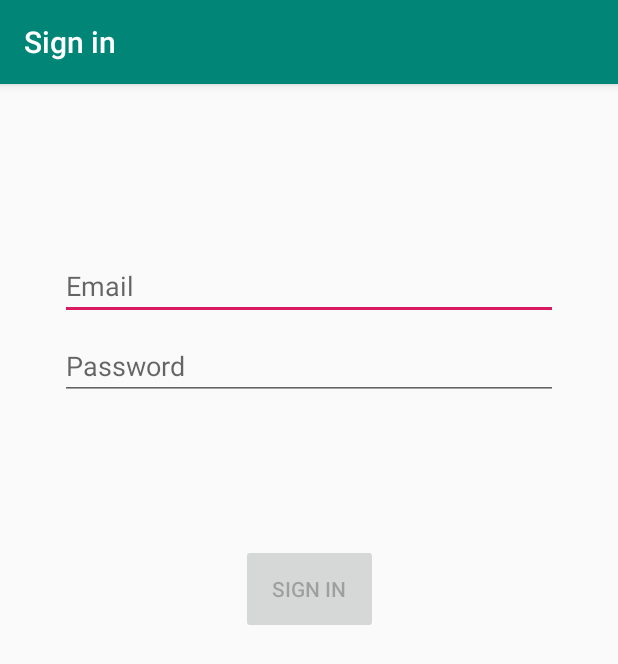
After one commit to NoSpread/dhbw_verwaltung, an Android app: the LoginActivity screen opened directly, with no data from a screen before it, on a phone screen of 412 x 824 dp. The commit adds this screen. Shown: the top 664 px of the screen. Run offline under Robolectric (Android 15) with nearby library versions, the phone set to English and light mode, and no system bars.

Commit message:
added login

```diff
--- a/app/build.gradle
+++ b/app/build.gradle
@@ -28,6 +28,8 @@ dependencies {
     implementation 'com.android.support:appcompat-v7:28.0.0'
     implementation 'com.android.support:design:28.0.0'
     implementation 'com.android.support.constraint:constraint-layout:1.1.3'
+    implementation 'com.android.support:support-annotations:28.0.0'
+    implementation 'android.arch.lifecycle:extensions:1.1.1'
     testImplementation 'junit:junit:4.12'
     androidTestImplementation 'com.android.support.test:runner:1.0.2'
     androidTestImplementation 'com.android.support.test.espresso:espresso-core:3.0.2'
--- /dev/null
+++ b/app/src/main/java/xyz/nospread/dhbw_verwaltung/ui/login/LoginActivity.kt
@@ -0,0 +1,129 @@
+package xyz.nospread.dhbw_verwaltung.ui.login
+
+import android.app.Activity
+import android.arch.lifecycle.Observer
+import android.arch.lifecycle.ViewModelProviders
+import android.os.Bundle
+import android.support.annotation.StringRes
+import android.support.v7.app.AppCompatActivity
+import android.text.Editable
+import android.text.TextWatcher
+import android.view.View
+import android.view.inputmethod.EditorInfo
+import android.widget.Button
+import android.widget.EditText
+import android.widget.ProgressBar
+import android.widget.Toast
+
+import xyz.nospread.dhbw_verwaltung.R
+
+class LoginActivity : AppCompatActivity() {
+
+    private lateinit var loginViewModel: LoginViewModel
+
+    override fun onCreate(savedInstanceState: Bundle?) {
+        super.onCreate(savedInstanceState)
+
+        setContentView(R.layout.activity_login)
+
+        val username = findViewById<EditText>(R.id.username)
+        val password = findViewById<EditText>(R.id.password)
+        val login = findViewById<Button>(R.id.login)
+        val loading = findViewById<ProgressBar>(R.id.loading)
+
+        loginViewModel = ViewModelProviders.of(this, LoginViewModelFactory())
+            .get(LoginViewModel::class.java)
+
+        loginViewModel.loginFormState.observe(this@LoginActivity, Observer {
+            val loginState = it ?: return@Observer
+
+            // disable login button unless both username / password is valid
+            login.isEnabled = loginState.isDataValid
+
+            if (loginState.usernameError != null) {
+                username.error = getString(loginState.usernameError)
+            }
+            if (loginState.passwordError != null) {
+                password.error = getString(loginState.passwordError)
+            }
+        })
+
+        loginViewModel.loginResult.observe(this@LoginActivity, Observer {
+            val loginResult = it ?: return@Observer
+
+            loading.visibility = View.GONE
+            if (loginResult.error != null) {
+                showLoginFailed(loginResult.error)
+            }
+            if (loginResult.success != null) {
+                updateUiWithUser(loginResult.success)
+            }
+            setResult(Activity.RESULT_OK)
+
+            //Complete and destroy login activity once successful
+            finish()
+        })
+
+        username.afterTextChanged {
+            loginViewModel.loginDataChanged(
+                username.text.toString(),
+                password.text.toString()
+            )
+        }
+
+        password.apply {
+            afterTextChanged {
+                loginViewModel.loginDataChanged(
+                    username.text.toString(),
+                    password.text.toString()
+                )
+            }
+
+            setOnEditorActionListener { _, actionId, _ ->
+                when (actionId) {
+                    EditorInfo.IME_ACTION_DONE ->
+                        loginViewModel.login(
+                            username.text.toString(),
+                            password.text.toString()
+                        )
+                }
+                false
+            }
+
+            login.setOnClickListener {
+                loading.visibility = View.VISIBLE
+                loginViewModel.login(username.text.toString(), password.text.toString())
+            }
+        }
+    }
+
+    private fun updateUiWithUser(model: LoggedInUserView) {
+        val welcome = getString(R.string.welcome)
+        val displayName = model.displayName
+        // TODO : initiate successful logged in experience
+        Toast.makeText(
+            applicationContext,
+            "$welcome $displayName",
+            Toast.LENGTH_LONG
+        ).show()
+    }
+
+    private fun showLoginFailed(@StringRes errorString: Int) {
+        Toast.makeText(applicationContext, errorString, Toast.LENGTH_SHORT).show()
+    }
+}
+
+/**
+ * Extension function to simplify setting an afterTextChanged action to EditText components.
+ */
+fun EditText.afterTextChanged(afterTextChanged: (String) -> Unit) {
+    this.addTextChangedListener(object : TextWatcher {
+        override fun afterTextChanged(editable: Editable?) {
+            afterTextChanged.invoke(editable.toString())
+        }
+
+        override fun beforeTextChanged(s: CharSequence, start: Int, count: Int, after: Int) {}
+
+        override fun onTextChanged(s: CharSequence, start: Int, before: Int, count: Int) {}
+    })
+}
--- /dev/null
+++ b/app/src/main/java/xyz/nospread/dhbw_verwaltung/ui/login/LoginViewModelFactory.kt
@@ -0,0 +1,25 @@
+package xyz.nospread.dhbw_verwaltung.ui.login
+
+import android.arch.lifecycle.ViewModel
+import android.arch.lifecycle.ViewModelProvider
+import xyz.nospread.dhbw_verwaltung.data.LoginDataSource
+import xyz.nospread.dhbw_verwaltung.data.LoginRepository
+
+/**
+ * ViewModel provider factory to instantiate LoginViewModel.
+ * Required given LoginViewModel has a non-empty constructor
+ */
+class LoginViewModelFactory : ViewModelProvider.Factory {
+
+    @Suppress("UNCHECKED_CAST")
+    override fun <T : ViewModel> create(modelClass: Class<T>): T {
+        if (modelClass.isAssignableFrom(LoginViewModel::class.java)) {
+            return LoginViewModel(
+                loginRepository = LoginRepository(
+                    dataSource = LoginDataSource()
+                )
+            ) as T
+        }
+        throw IllegalArgumentException("Unknown ViewModel class")
+    }
+}
--- /dev/null
+++ b/app/src/main/res/layout/activity_login.xml
@@ -0,0 +1,79 @@
+<?xml version="1.0" encoding="utf-8"?>
+<android.support.constraint.ConstraintLayout
+        xmlns:android="http://schemas.android.com/apk/res/android"
+        xmlns:app="http://schemas.android.com/apk/res-auto"
+        xmlns:tools="http://schemas.android.com/tools"
+        android:id="@+id/container"
+        android:layout_width="match_parent"
+        android:layout_height="match_parent"
+        android:paddingBottom="@dimen/activity_vertical_margin"
+        android:paddingLeft="@dimen/activity_horizontal_margin"
+        android:paddingRight="@dimen/activity_horizontal_margin"
+        android:paddingTop="@dimen/activity_vertical_margin"
+        tools:context=".ui.login.LoginActivity">
+
+    <EditText
+            android:id="@+id/username"
+            android:layout_width="0dp"
+            android:layout_height="wrap_content"
+            android:layout_marginStart="24dp"
+            android:layout_marginTop="96dp"
+            android:layout_marginEnd="24dp"
+
+            android:hint="@string/prompt_email"
+            android:inputType="textEmailAddress"
+            android:selectAllOnFocus="true"
+            app:layout_constraintEnd_toEndOf="parent"
+            app:layout_constraintStart_toStartOf="parent"
+            app:layout_constraintTop_toTopOf="parent"/>
+
+    <EditText
+            android:id="@+id/password"
+            android:layout_width="0dp"
+            android:layout_height="wrap_content"
+            android:layout_marginStart="24dp"
+            android:layout_marginTop="8dp"
+            android:layout_marginEnd="24dp"
+
+            android:hint="@string/prompt_password"
+            android:imeActionLabel="@string/action_sign_in_short"
+            android:imeOptions="actionDone"
+            android:inputType="textPassword"
+            android:selectAllOnFocus="true"
+            app:layout_constraintEnd_toEndOf="parent"
+            app:layout_constraintStart_toStartOf="parent"
+            app:layout_constraintTop_toBottomOf="@+id/username"/>
+
+    <Button
+        android:id="@+id/login"
+        android:layout_width="91dp"
+        android:layout_height="60dp"
+        android:layout_gravity="start"
+        android:layout_marginStart="48dp"
+        android:layout_marginTop="16dp"
+        android:layout_marginEnd="48dp"
+        android:layout_marginBottom="64dp"
+        android:enabled="false"
+        android:text="@string/action_sign_in"
+        app:layout_constraintBottom_toBottomOf="parent"
+        app:layout_constraintEnd_toEndOf="parent"
+        app:layout_constraintStart_toStartOf="parent"
+        app:layout_constraintTop_toBottomOf="@+id/password"
+        app:layout_constraintVertical_bias="0.2" />
+
+    <ProgressBar
+            android:id="@+id/loading"
+            android:visibility="gone"
+            android:layout_width="wrap_content"
+            android:layout_height="wrap_content"
+            android:layout_gravity="center"
+            android:layout_marginStart="32dp"
+            android:layout_marginTop="64dp"
+            android:layout_marginEnd="32dp"
+            android:layout_marginBottom="64dp"
+            app:layout_constraintBottom_toBottomOf="parent"
+            app:layout_constraintEnd_toEndOf="@+id/password"
+            app:layout_constraintStart_toStartOf="@+id/password"
+            app:layout_constraintTop_toTopOf="parent"
+            app:layout_constraintVertical_bias="0.3"/>
+</android.support.constraint.ConstraintLayout>
--- a/app/src/main/res/menu/activity_main_drawer.xml
+++ b/app/src/main/res/menu/activity_main_drawer.xml
@@ -4,6 +4,10 @@
       tools:showIn="navigation_view">
 
     <group android:checkableBehavior="single">
+        <item
+            android:id="@+id/nav_login"
+            android:icon="@android:drawable/ic_secure"
+            android:title="@string/title_activity_login" />
         <item
                 android:id="@+id/nav_home"
                 android:icon="@drawable/ic_menu_camera"
--- a/app/src/main/res/values/strings.xml
+++ b/app/src/main/res/values/strings.xml
@@ -14,4 +14,13 @@
     <string name="menu_share">Share</string>
     <string name="menu_send">Send</string>
     <string name="title_activity_profile">Profile</string>
+    <string name="title_activity_login">Sign in</string>
+    <string name="prompt_email">Email</string>
+    <string name="prompt_password">Password</string>
+    <string name="action_sign_in">Sign in</string>
+    <string name="action_sign_in_short">Sign in</string>
+    <string name="welcome">"Welcome !"</string>
+    <string name="invalid_username">Not a valid email</string>
+    <string name="invalid_password">Password must be >5 characters</string>
+    <string name="login_failed">"Login failed"</string>
 </resources>
```
Also changed, not shown: app/src/main/AndroidManifest.xml (+9 -0 lines), app/src/main/java/xyz/nospread/dhbw_verwaltung/MainActivity.kt (+7 -0 lines), app/src/main/java/xyz/nospread/dhbw_verwaltung/data/LoginDataSource.kt (added, +25 -0 lines), app/src/main/java/xyz/nospread/dhbw_verwaltung/data/LoginRepository.kt (added, +46 -0 lines), app/src/main/java/xyz/nospread/dhbw_verwaltung/data/Result.kt (added, +18 -0 lines), app/src/main/java/xyz/nospread/dhbw_verwaltung/data/model/LoggedInUser.kt (added, +9 -0 lines), app/src/main/java/xyz/nospread/dhbw_verwaltung/ui/login/LoggedInUserView.kt (added, +9 -0 lines), app/src/main/java/xyz/nospread/dhbw_verwaltung/ui/login/LoginFormState.kt (added, +10 -0 lines), app/src/main/java/xyz/nospread/dhbw_verwaltung/ui/login/LoginResult.kt (added, +9 -0 lines), app/src/main/java/xyz/nospread/dhbw_verwaltung/ui/login/LoginViewModel.kt (added, +54 -0 lines).
